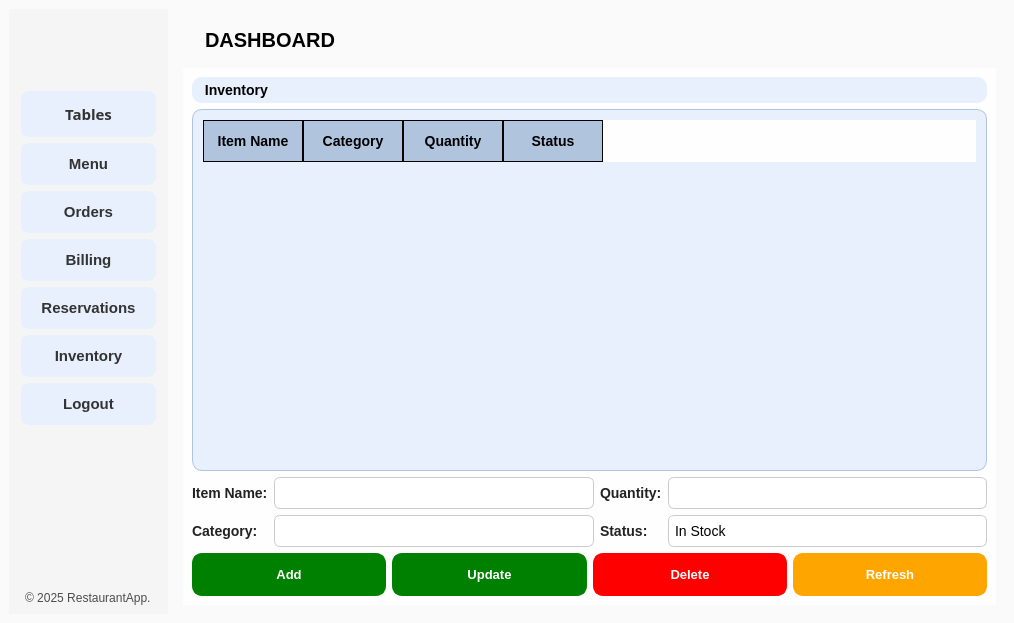
Before: the Qt Designer form mainwindow.ui in GitGudCode440/restaurant-management-system, drawn with Qt 5.
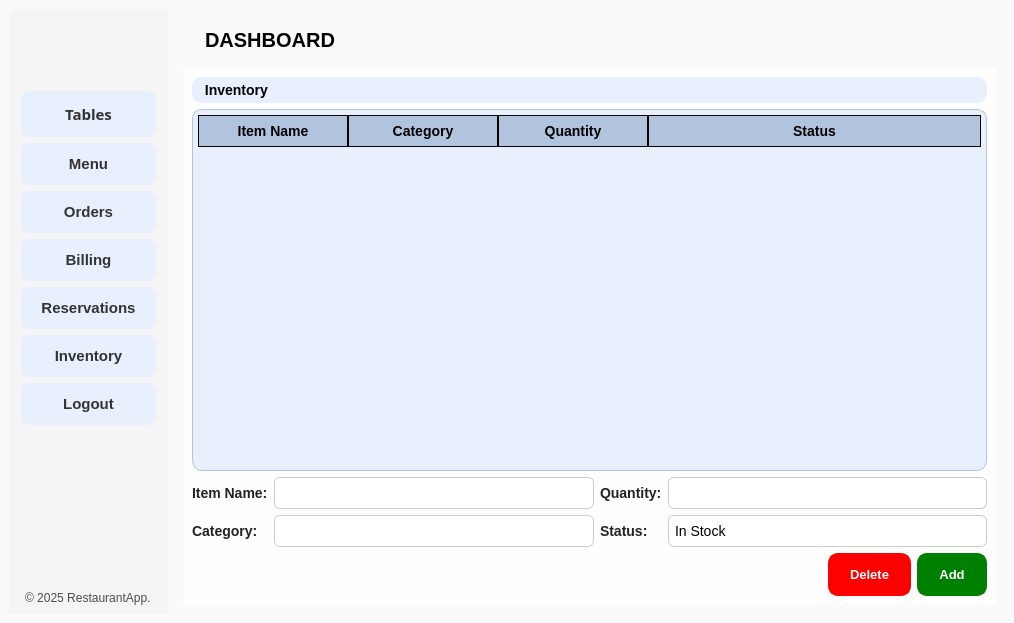
After: the same form once the commit is applied. The open tabs and pages were chosen to show the change. Icons and pictures are not drawn.

Commit message: Functional Menu + Final Ui changes

```diff
--- a/mainwindow.ui
+++ b/mainwindow.ui
@@ -2842,6 +2842,59 @@
            </item>
            <item>
             <widget class="QTableWidget" name="inventoryTable">
+             <property name="sizePolicy">
+              <sizepolicy hsizetype="Expanding" vsizetype="Expanding">
+               <horstretch>0</horstretch>
+               <verstretch>0</verstretch>
+              </sizepolicy>
+             </property>
+             <property name="styleSheet">
+              <string notr="true">QTableWidget {
+    background-color: #E8F0FE;
+    border-radius: 10px;
+    padding: 5px;
+    border: 1px solid #B0C4DE;
+    gridline-color: black;
+    selection-background-color: #D7E9F7;
+}
+
+QTableWidget::item {
+    padding: 5px;
+    border: 1px solid #B0C4DE;
+}
+
+QHeaderView::section {
+    background-color: #B0C4DE;
+    padding: 5px;
+    font-weight: bold;
+    border: 1px solid black;
+}
+</string>
+             </property>
+             <property name="horizontalScrollBarPolicy">
+              <enum>Qt::ScrollBarPolicy::ScrollBarAsNeeded</enum>
+             </property>
+             <property name="editTriggers">
+              <set>QAbstractItemView::EditTrigger::NoEditTriggers</set>
+             </property>
+             <property name="alternatingRowColors">
+              <bool>true</bool>
+             </property>
+             <property name="selectionMode">
+              <enum>QAbstractItemView::SelectionMode::SingleSelection</enum>
+             </property>
+             <property name="selectionBehavior">
+              <enum>QAbstractItemView::SelectionBehavior::SelectRows</enum>
+             </property>
+             <attribute name="horizontalHeaderMinimumSectionSize">
+              <number>100</number>
+             </attribute>
+             <attribute name="horizontalHeaderDefaultSectionSize">
+              <number>150</number>
+             </attribute>
+             <attribute name="horizontalHeaderStretchLastSection">
+              <bool>true</bool>
+             </attribute>
              <column>
               <property name="text">
                <string>Item Name</string>
@@ -2925,18 +2978,17 @@
            <item>
             <layout class="QHBoxLayout" name="buttonLayout">
              <item>
-              <widget class="QPushButton" name="addButton">
-               <property name="text">
-                <string>Add</string>
+              <spacer name="horizontalSpacer_4">
+               <property name="orientation">
+                <enum>Qt::Orientation::Horizontal</enum>
                </property>
-              </widget>
-             </item>
-             <item>
-              <widget class="QPushButton" name="updateButton">
-               <property name="text">
-                <string>Update</string>
+               <property name="sizeHint" stdset="0">
+                <size>
+                 <width>40</width>
+                 <height>20</height>
+                </size>
                </property>
-              </widget>
+              </spacer>
              </item>
              <item>
               <widget class="QPushButton" name="deleteButton">
@@ -2966,29 +3018,9 @@
               </widget>
              </item>
              <item>
-              <widget class="QPushButton" name="refreshButton">
-               <property name="styleSheet">
-                <string notr="true">QPushButton {
-    border-radius: 10px; /* Rounded corners */
-    color: white; /* Text color */
-    background-color: orange; /* Background color */
-    font: bold 13px; /* Font style and size */
-    border: 2px solid orange; /* Border color */
-}
-
-QPushButton:hover {
-    background-color: #FFA500; /* Lighter orange on hover */
-    border-color: darkorange; /* Dark orange border on hover */
-}
-
-QPushButton:pressed {
-    background-color: darkorange; /* Darker orange when pressed */
-    border-color: black; /* Border changes on press */
-}
-</string>
-               </property>
+              <widget class="QPushButton" name="addButton">
                <property name="text">
-                <string>Refresh</string>
+                <string>Add</string>
                </property>
               </widget>
              </item>
```
Left out of the diff: 153 changed lines with no effect on the pictures. The commit also changes 5 other files.
